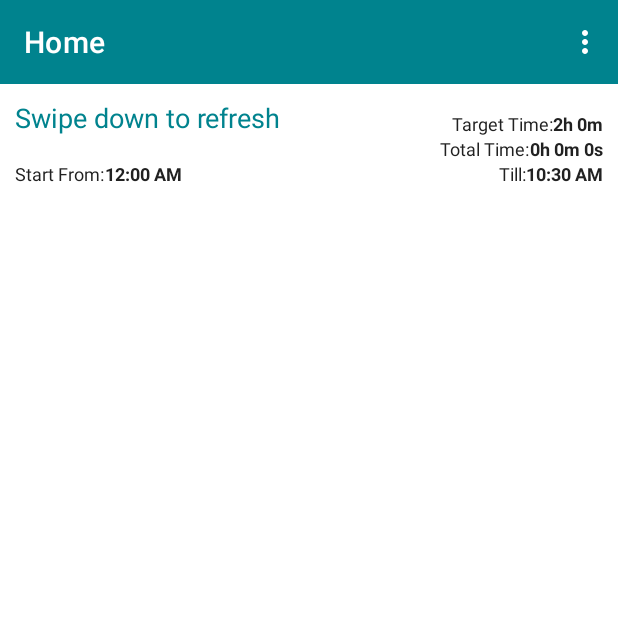
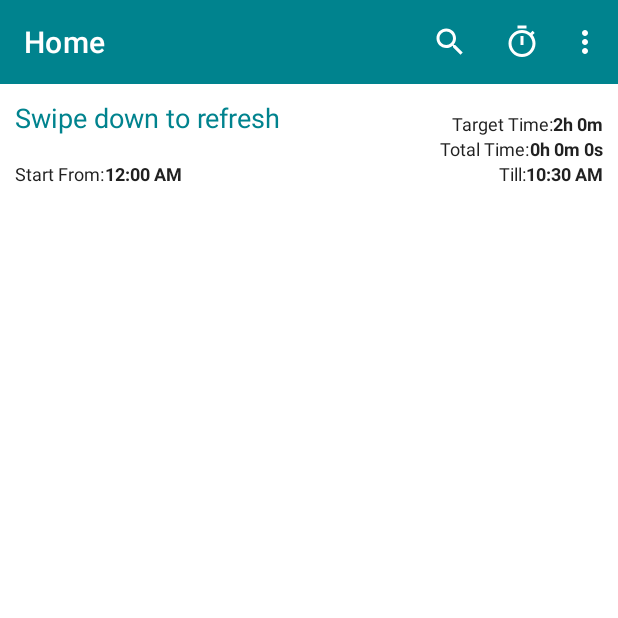
Before and after one commit to jeff-ntl/V-sion, an Android app: the screen it shows after launch (MainActivity), on a phone screen of 412 x 824 dp, the top half of it. Run offline under Robolectric (Android 15) with nearby library versions, the phone set to English and light mode, and no system bars; our stand-ins replace navigation-ui; libraries missing offline, so code that uses them is left out: org.jetbrains.anko; 5 statements that could not run were skipped.

Commit message:
added search and timer icon on mennu

```diff
--- a/app/src/main/java/com/example/v_sion/fragments/HomeFragment.kt
+++ b/app/src/main/java/com/example/v_sion/fragments/HomeFragment.kt
@@ -12,9 +12,7 @@ import android.graphics.Color
 import android.os.Build
 import android.os.Bundle
 import android.provider.Settings
-import android.view.LayoutInflater
-import android.view.View
-import android.view.ViewGroup
+import android.view.*
 import android.widget.Toast
 import androidx.annotation.RequiresApi
 import androidx.core.content.ContextCompat
@@ -66,6 +64,8 @@ class HomeFragment : Fragment(), AnkoLogger {
     override fun onCreate(savedInstanceState: Bundle?) {
         super.onCreate(savedInstanceState)
 
+        //for showing the search icon on menu
+        setHasOptionsMenu(true)
         //get the today date at 0:00:00.000 (beginning of the day)
         start_time.add(Calendar.DATE, 0)
         start_time.set(Calendar.HOUR_OF_DAY, 0)
@@ -84,6 +84,15 @@ class HomeFragment : Fragment(), AnkoLogger {
         // Inflate the layout for this fragment
         return view
     }
+
+    // for showing the search icon on menu
+    override fun onPrepareOptionsMenu(menu: Menu) {
+        super.onPrepareOptionsMenu(menu)
+
+        menu.findItem(R.id.menu_search)?.setVisible(true)
+    }
+
+
 
     override fun onViewCreated(view: View, savedInstanceState: Bundle?) {
         super.onViewCreated(view, savedInstanceState)
--- /dev/null
+++ b/app/src/main/res/drawable/ic_baseline_search_24.xml
@@ -0,0 +1,5 @@
+<vector android:height="24dp" android:tint="#FFFFFF"
+    android:viewportHeight="24" android:viewportWidth="24"
+    android:width="24dp" xmlns:android="http://schemas.android.com/apk/res/android">
+    <path android:fillColor="@android:color/white" android:pathData="M15.5,14h-0.79l-0.28,-0.27C15.41,12.59 16,11.11 16,9.5 16,5.91 13.09,3 9.5,3S3,5.91 3,9.5 5.91,16 9.5,16c1.61,0 3.09,-0.59 4.23,-1.57l0.27,0.28v0.79l5,4.99L20.49,19l-4.99,-5zM9.5,14C7.01,14 5,11.99 5,9.5S7.01,5 9.5,5 14,7.01 14,9.5 11.99,14 9.5,14z"/>
+</vector>
--- /dev/null
+++ b/app/src/main/res/drawable/ic_baseline_timer_24.xml
@@ -0,0 +1,5 @@
+<vector android:height="24dp" android:tint="#FFFFFF"
+    android:viewportHeight="24" android:viewportWidth="24"
+    android:width="24dp" xmlns:android="http://schemas.android.com/apk/res/android">
+    <path android:fillColor="@android:color/white" android:pathData="M15,1L9,1v2h6L15,1zM11,14h2L13,8h-2v6zM19.03,7.39l1.42,-1.42c-0.43,-0.51 -0.9,-0.99 -1.41,-1.41l-1.42,1.42C16.07,4.74 14.12,4 12,4c-4.97,0 -9,4.03 -9,9s4.02,9 9,9 9,-4.03 9,-9c0,-2.12 -0.74,-4.07 -1.97,-5.61zM12,20c-3.87,0 -7,-3.13 -7,-7s3.13,-7 7,-7 7,3.13 7,7 -3.13,7 -7,7z"/>
+</vector>
--- a/app/src/main/res/menu/overflow_menu.xml
+++ b/app/src/main/res/menu/overflow_menu.xml
@@ -1,6 +1,19 @@
 <?xml version="1.0" encoding="utf-8"?>
 <menu xmlns:android="http://schemas.android.com/apk/res/android"
     xmlns:app="http://schemas.android.com/apk/res-auto">
+
+    <item
+        android:title="@string/menu_item_search_text"
+        android:id="@+id/menu_search"
+        android:icon="@drawable/ic_baseline_search_24"
+        app:actionViewClass="androidx.appcompat.widget.SearchView"
+        app:showAsAction="always|collapseActionView"
+        android:visible="false"/>
+    <item
+        android:id="@+id/item_timer"
+        android:icon="@drawable/ic_baseline_timer_24"
+        android:title="@string/menu_item_timer_text"
+        app:showAsAction="ifRoom" />
     <item
         android:id="@+id/profileFragment"
         android:icon="@drawable/ic_baseline_profile"
--- a/app/src/main/res/values/strings.xml
+++ b/app/src/main/res/values/strings.xml
@@ -10,4 +10,6 @@
     <string name="start_from_text">Start From:</string>
     <string name="unknown_time_text">--:--:--</string>
     <string name="till_text">Till:</string>
+    <string name="menu_item_search_text">Search</string>
+    <string name="menu_item_timer_text">Timer</string>
 </resources>
```
